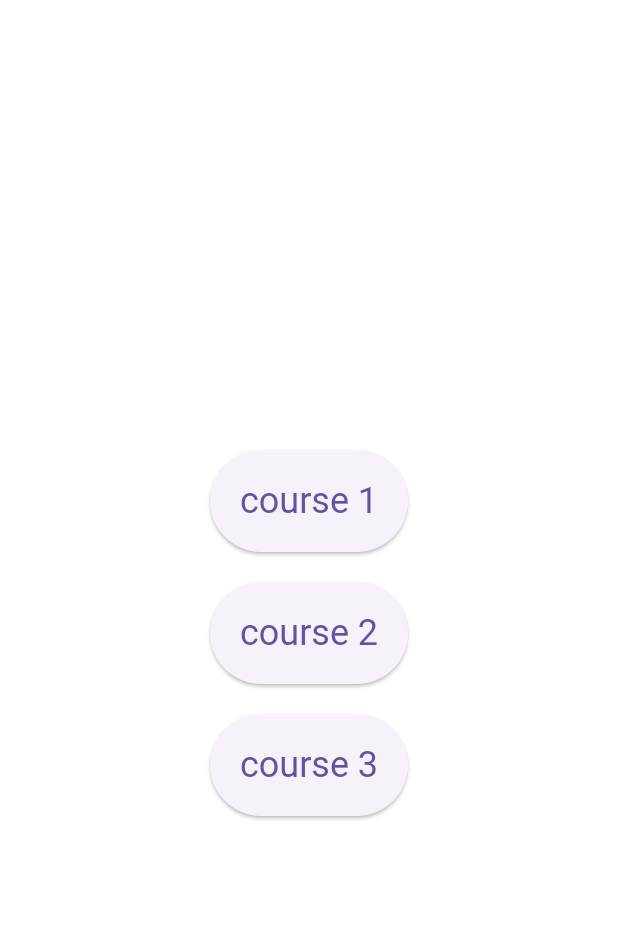
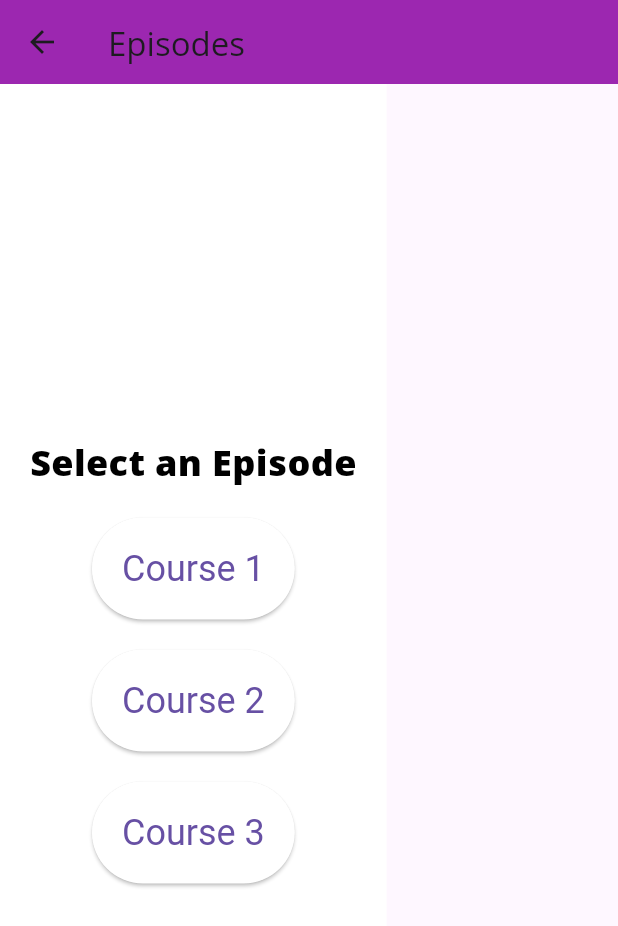
Before and after one commit to Tarun-Rajan/basic-flutter-page, a Flutter app: the EpisodesView screen opened directly, on a phone screen of 412 x 824 dp. Shown: the top 926 px of the screen. Run offline on Flutter 3.47's test engine with Material 3 defaults, Android fonts, the phone set to English and light mode, and no system bars; our stand-ins replace get_it, responsive_builder.

Commit message:
Update episodes_view.dart
episodes view

```diff
--- a/lib/views/episodes/episodes_view.dart
+++ b/lib/views/episodes/episodes_view.dart
@@ -7,20 +7,37 @@ class EpisodesView extends StatelessWidget {
 
   @override
   Widget build(BuildContext context) {
-    return Container(
+    return Scaffold(
+      appBar: AppBar(
+        title: Text('Episodes'),
+        backgroundColor: Colors.purple, // Add a purple app bar
+      ),
+      body: Container(
         color: Colors.white, // Background color changed to white
-      child: Center(
+        child: Padding(
+          padding:
+              const EdgeInsets.all(20.0), // Add some padding around the content
           child: Column(
             mainAxisAlignment:
                 MainAxisAlignment.center, // Center the column vertically
             children: [
+              Text(
+                'Select an Episode',
+                style: TextStyle(
+                  fontSize: 24,
+                  fontWeight: FontWeight.bold,
+                  color: Colors.black,
+                ),
+              ),
               SizedBox(height: _buttonSpacing), // Add some space at the top
               ElevatedButton(
                 style: ElevatedButton.styleFrom(
                   padding: EdgeInsets.all(20), // Increase button padding
                   textStyle: TextStyle(fontSize: 24), // Increase text size
+                  backgroundColor:
+                      Colors.white, // Change button color to purple
                 ),
-              child: Text('course 1'),
+                child: Text('Course 1'),
                 onPressed: () {}, // Add button press handler
               ),
               SizedBox(height: _buttonSpacing), // Add space between buttons
@@ -28,8 +45,10 @@ class EpisodesView extends StatelessWidget {
                 style: ElevatedButton.styleFrom(
                   padding: EdgeInsets.all(20), // Increase button padding
                   textStyle: TextStyle(fontSize: 24), // Increase text size
+                  backgroundColor:
+                      Colors.white, // Change button color to purple
                 ),
-              child: Text('course 2'),
+                child: Text('Course 2'),
                 onPressed: () {}, // Add button press handler
               ),
               SizedBox(height: _buttonSpacing), // Add space between buttons
@@ -37,13 +56,16 @@ class EpisodesView extends StatelessWidget {
                 style: ElevatedButton.styleFrom(
                   padding: EdgeInsets.all(20), // Increase button padding
                   textStyle: TextStyle(fontSize: 24), // Increase text size
+                  backgroundColor:
+                      Colors.white, // Change button color to purple
                 ),
-              child: Text('course 3'),
+                child: Text('Course 3'),
                 onPressed: () {}, // Add button press handler
               ),
             ],
           ),
         ),
+      ),
     );
   }
 }
```
Lines whose indentation alone changed are shown as unchanged.
